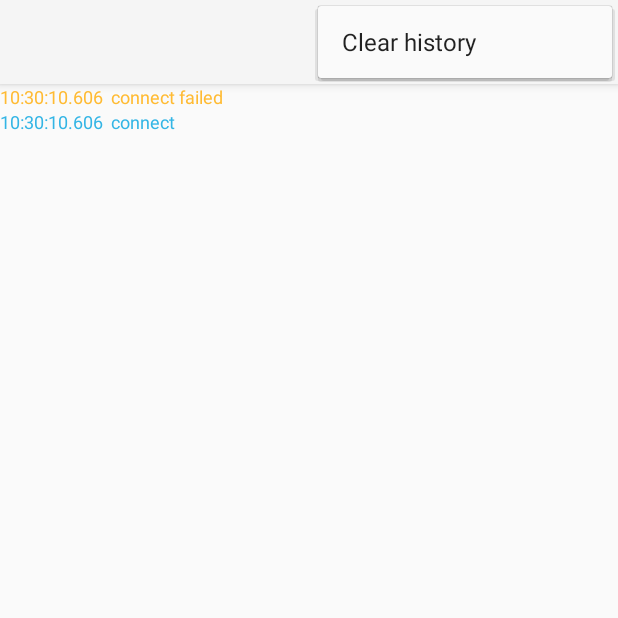
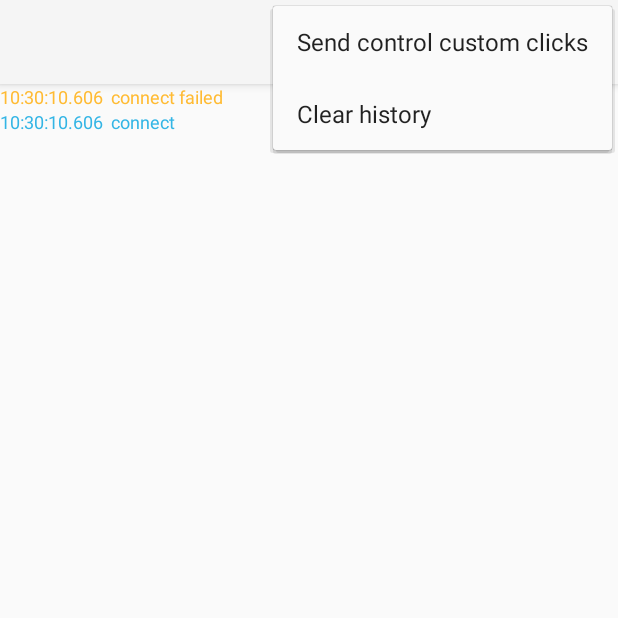
Before and after one commit to slightech/MYNT-SDK-Android, an Android app: the ControlActivity screen opened directly, with no data from a screen before it, with the options menu open, on a phone screen of 412 x 824 dp, the top half of it. Run offline under Robolectric (Android 15) with nearby library versions, the phone set to English and light mode, and no system bars; 2 statements that could not run were skipped.

Commit message:
Update lib and demo

```diff
--- a/demo/mynt-sdk-demo/app/src/main/res/layout/activity_control.xml
+++ b/demo/mynt-sdk-demo/app/src/main/res/layout/activity_control.xml
@@ -14,7 +14,17 @@
         android:id="@+id/recycler"
         android:layout_width="match_parent"
         android:layout_height="match_parent"
+        android:layout_gravity="fill"
         android:scrollbars="none"
         app:layout_behavior="@string/appbar_scrolling_view_behavior" />
 
+    <TextView
+        android:id="@+id/text"
+        android:layout_width="wrap_content"
+        android:layout_height="wrap_content"
+        app:layout_anchor="@id/recycler"
+        app:layout_anchorGravity="bottom|end"
+        android:gravity="end"
+        android:textSize="10sp" />
+
 </android.support.design.widget.CoordinatorLayout>
--- a/demo/mynt-sdk-demo/app/src/main/res/menu/control.xml
+++ b/demo/mynt-sdk-demo/app/src/main/res/menu/control.xml
@@ -41,6 +41,11 @@
           android:title="@string/send_control_mode"
           android:orderInCategory="200"
           app:showAsAction="never|withText" />
+    <item android:id="@+id/send_control_custom_clicks"
+          android:checkable="false"
+          android:title="@string/send_control_custom_clicks"
+          android:orderInCategory="201"
+          app:showAsAction="never|withText" />
 
     <item android:id="@+id/clear_history"
           android:checkable="false"
--- a/demo/mynt-sdk-demo/app/src/main/res/values/strings.xml
+++ b/demo/mynt-sdk-demo/app/src/main/res/values/strings.xml
@@ -16,6 +16,7 @@
     <string name="request_info">Request info</string>
     <string name="request_control_custom_action">Request control custom action</string>
     <string name="send_control_mode">Send control mode</string>
+    <string name="send_control_custom_clicks">Send control custom clicks</string>
 
     <string name="clear_history">Clear history</string>
 
--- a/demo/mynt-sdk-demo/build.gradle
+++ b/demo/mynt-sdk-demo/build.gradle
@@ -5,7 +5,7 @@ buildscript {
         jcenter()
     }
     dependencies {
-        classpath 'com.android.tools.build:gradle:2.1.0'
+        classpath 'com.android.tools.build:gradle:2.1.2'
 
         // NOTE: Do not place your application dependencies here; they belong
         // in the individual module build.gradle files
```
Also changed, not shown: demo/mynt-sdk-demo/app/src/main/java/com/slightech/mynt/sdk/demo/ui/ControlActivity.java (+22 -0 lines), demo/mynt-sdk-demo/app/libs/mynt-sdk-1.1.1.jar (added), demo/mynt-sdk-demo/app/libs/mynt-sdk-1.1.jar (deleted), libs/mynt-sdk-1.1.1.jar (added), libs/mynt-sdk-1.1.jar (deleted), 2 other files.
